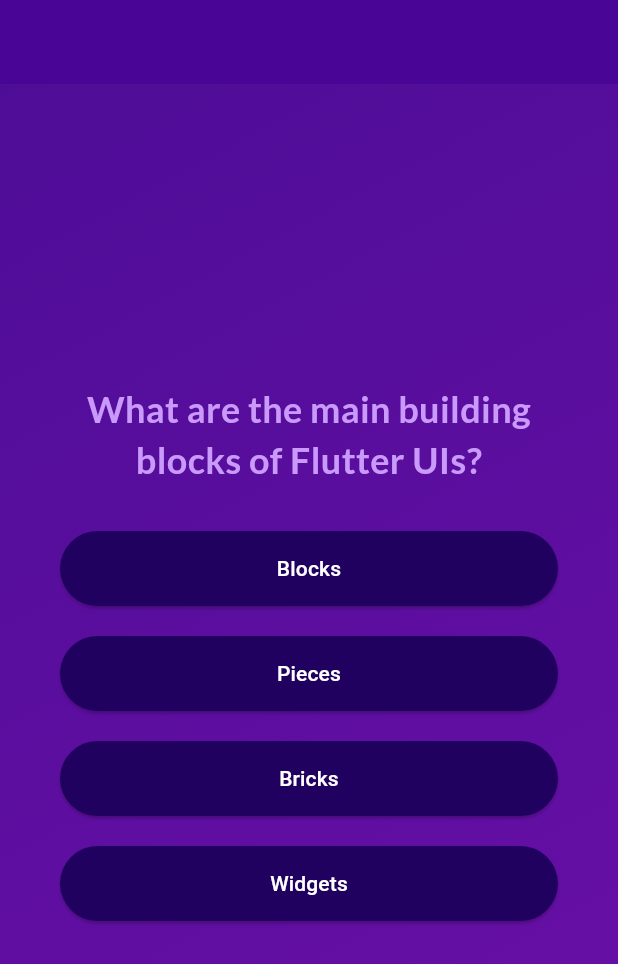
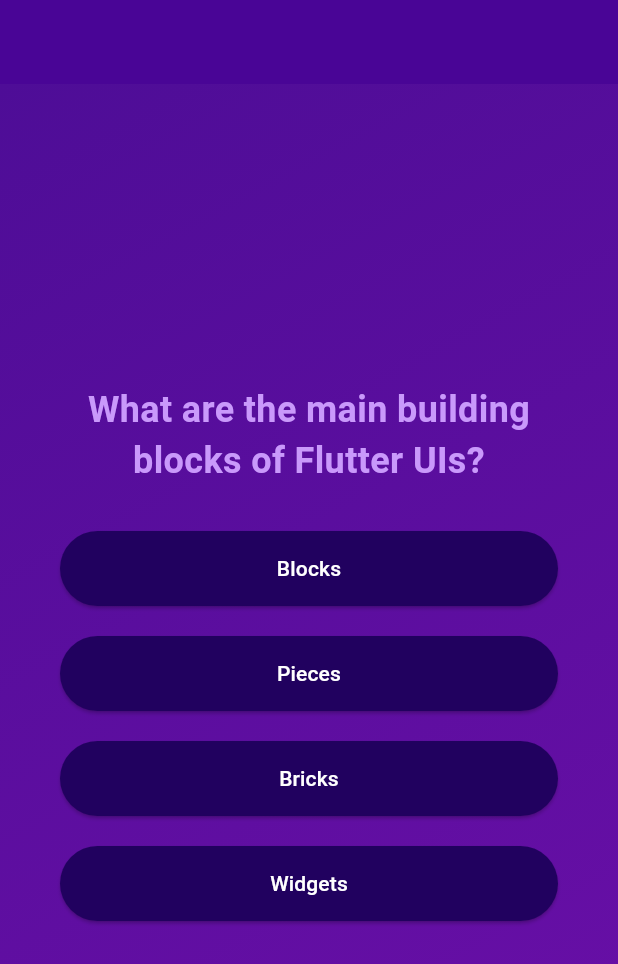
Before and after one commit to dlipkumar77/quiz_app_adv_basics, a Flutter app: the screen it shows after launch, after a tap on "Start Quiz", on a phone screen of 412 x 824 dp. Shown: the top 964 px of the screen. Run offline on Flutter 3.47's test engine with Material 3 defaults, Android fonts, the phone set to English and light mode, and no system bars.

Commit message:
qustion length condition and google fonts removed

```diff
--- a/lib/questions_screen.dart
+++ b/lib/questions_screen.dart
@@ -1,5 +1,5 @@
 import 'package:flutter/material.dart';
-import 'package:google_fonts/google_fonts.dart';
+//import 'package:google_fonts/google_fonts.dart';
 import './answer_button.dart';
 import './data/questions.dart';
 
@@ -38,11 +38,16 @@
           children: [
             Text(
               currentQuestion.question,
-              style: GoogleFonts.lato(
+              style: TextStyle(
                 fontSize: 24,
                 fontWeight: FontWeight.bold,
                 color: const Color.fromARGB(255, 201, 153, 251),
               ),
+              // style: GoogleFonts.lato(
+              //   fontSize: 24,
+              //   fontWeight: FontWeight.bold,
+              //   color: const Color.fromARGB(255, 201, 153, 251),
+              // ),
               textAlign: TextAlign.center,
             ),
             SizedBox(height: 20),
--- a/lib/quiz.dart
+++ b/lib/quiz.dart
@@ -1,6 +1,7 @@
 import 'package:flutter/material.dart';
 import './start_screen.dart';
 import './questions_screen.dart';
+import './data/questions.dart';
 
 class Quiz extends StatefulWidget {
   const Quiz({super.key});
@@ -18,7 +19,7 @@
   //   super.initState();
   // }
 
-  final List<String> selectedAnswers = [];
+  List<String> selectedAnswers = [];
   var activeScreen = 'start-screen';
 
   void switchScreen() {
@@ -30,6 +31,12 @@
 
   void chooseAnswer(String answer) {
     selectedAnswers.add(answer);
+    if (selectedAnswers.length == questions.length) {
+      setState(() {
+        selectedAnswers = [];
+        activeScreen = 'start-screen';
+      });
+    }
   }
 
   @override
--- a/lib/start_screen.dart
+++ b/lib/start_screen.dart
@@ -1,5 +1,5 @@
 import 'package:flutter/material.dart';
-import 'package:google_fonts/google_fonts.dart';
+//import 'package:google_fonts/google_fonts.dart';
 
 class StartScreen extends StatelessWidget {
   const StartScreen(this.startQuiz, {super.key});
@@ -27,7 +27,12 @@
           SizedBox(height: 80),
           Text(
             'Learn Flutter the fun way!',
-            style: GoogleFonts.lato(color: Colors.white, fontSize: 24),
+            style: TextStyle(
+              color: Colors.white,
+              fontSize: 24,
+            ),
+
+            //style: GoogleFonts.lato(color: Colors.white, fontSize: 24),
           ),
           SizedBox(height: 30),
           OutlinedButton.icon(
--- a/pubspec.yaml
+++ b/pubspec.yaml
@@ -34,7 +34,7 @@
   # The following adds the Cupertino Icons font to your application.
   # Use with the CupertinoIcons class for iOS style icons.
   cupertino_icons: ^1.0.8
-  google_fonts: ^6.2.1
+  #google_fonts: ^6.2.1
 
 dev_dependencies:
   flutter_test:
```
Also changed, not shown: pubspec.lock, 1 other file.
